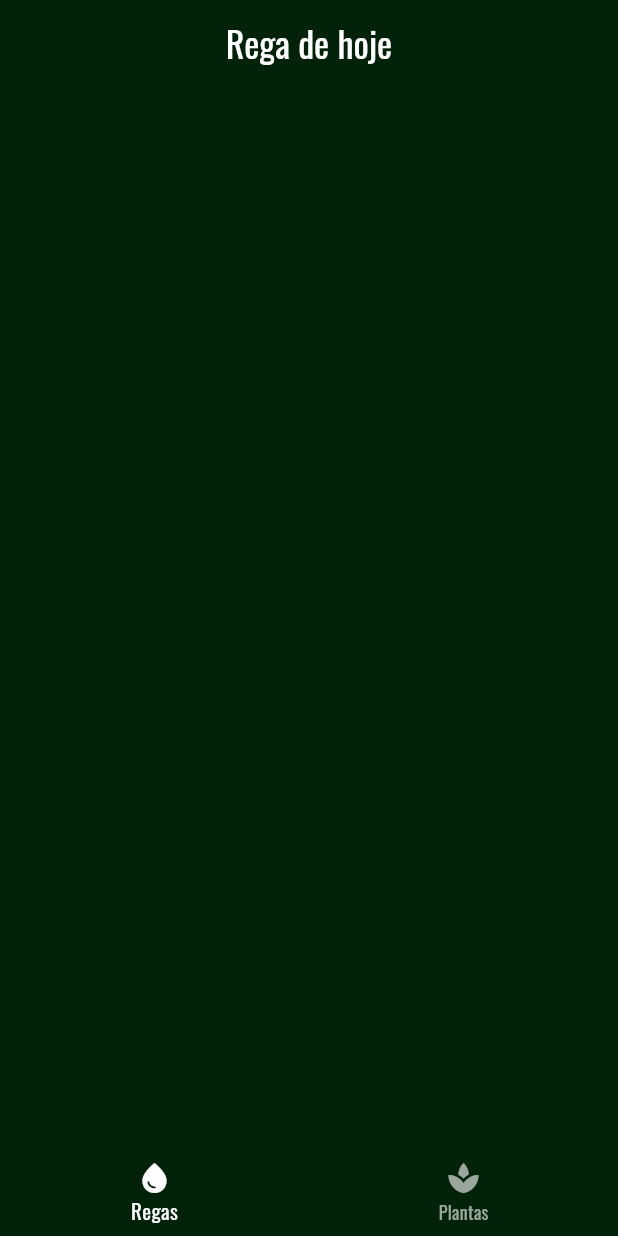
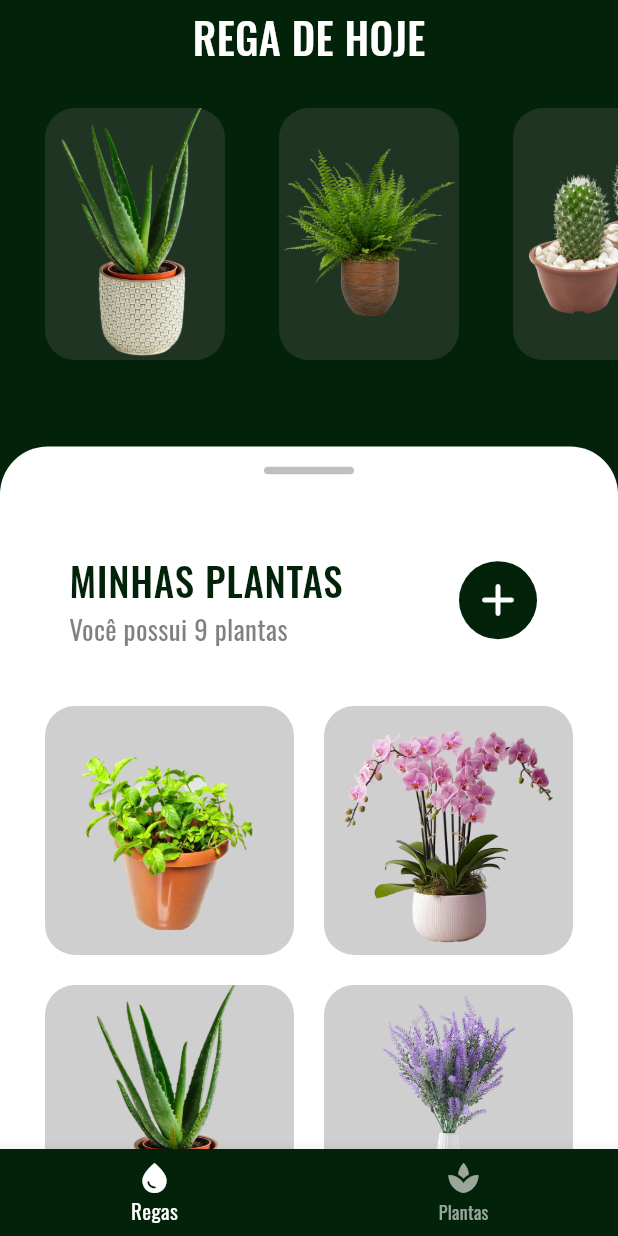
Before and after one commit to Rhogger/GreenPlace, a Flutter app: the screen it shows after launch, after a tap on "Entrar", on a phone screen of 412 x 824 dp. Run offline on Flutter 3.47's test engine with Material 3 defaults, Android fonts, the phone set to English and light mode, and no system bars; our stand-ins replace animated_text_kit, google_fonts.

Commit message:
:sparkles: feat: Implementado a tela de minhas plantas e regas diária

```diff
--- /dev/null
+++ b/lib/src/screens/irrigation/components/daily_irrigation_detail_appbar.dart
@@ -0,0 +1,101 @@
+import 'package:flutter/material.dart';
+import 'package:flutter/services.dart';
+import 'package:google_fonts/google_fonts.dart';
+
+import '../../../config/theme.dart';
+import '../../../screens/plants/components/plant_tile.dart';
+import '../../../config/app_data.dart';
+
+class DailyIrrigationDetailAppbar extends StatelessWidget {
+  const DailyIrrigationDetailAppbar({super.key});
+
+  @override
+  Widget build(BuildContext context) {
+    final size = MediaQuery.of(context).size;
+
+    return SliverAppBar(
+      systemOverlayStyle: const SystemUiOverlayStyle(
+        statusBarBrightness: Brightness.dark,
+      ),
+      expandedHeight: size.height / 2.5,
+      backgroundColor: Colors.white,
+      elevation: 0.0,
+      pinned: true,
+      stretch: true,
+      flexibleSpace: FlexibleSpaceBar(
+        background: Container(
+          decoration: BoxDecoration(
+            color: CustomColors.secondary,
+          ),
+          child: Container(
+            padding: const EdgeInsets.symmetric(
+                // horizontal: 30,
+                ),
+            child: Column(
+              crossAxisAlignment: CrossAxisAlignment.center,
+              children: [
+                Padding(
+                  padding: const EdgeInsets.symmetric(vertical: 4),
+                  child: SafeArea(
+                    child: Text(
+                      'Rega de hoje'.toUpperCase(),
+                      style: GoogleFonts.oswald(
+                        color: Colors.white,
+                        fontSize: 28,
+                        fontWeight: FontWeight.w500,
+                      ),
+                    ),
+                  ),
+                ),
+                Container(
+                  padding: const EdgeInsets.only(
+                    top: 24,
+                    bottom: 48,
+                  ),
+                  height: 240,
+                  child: ListView.separated(
+                    padding: const EdgeInsets.symmetric(
+                      horizontal: 30,
+                    ),
+                    itemBuilder: (_, index) => PlantTile(
+                      imageUrl: allPlantsList[index].imageUrl,
+                      tileBackground: Colors.white54,
+                    ),
+                    separatorBuilder: (_, index) => const SizedBox(
+                      height: 36,
+                      width: 36,
+                    ),
+                    itemCount: allPlantsList.length,
+                    scrollDirection: Axis.horizontal,
+                  ),
+                ),
+              ],
+            ),
+          ),
+        ),
+      ),
+      bottom: PreferredSize(
+        preferredSize: const Size.fromHeight(0.0),
+        child: Container(
+          height: 32.0,
+          alignment: Alignment.center,
+          decoration: const BoxDecoration(
+            color: Colors.white,
+            borderRadius: BorderRadius.only(
+              topLeft: Radius.circular(32.0),
+              topRight: Radius.circular(32.0),
+            ),
+          ),
+          child: Container(
+            width: 60.0,
+            height: 5.0,
+            decoration: BoxDecoration(
+              color: CustomColors.terciary.withOpacity(.4),
+              borderRadius: BorderRadius.circular(100.0),
+            ),
+          ),
+        ),
+      ),
+    );
+  }
+}
--- a/lib/src/screens/irrigation/irrigation_tab.dart
+++ b/lib/src/screens/irrigation/irrigation_tab.dart
@@ -1,22 +1,81 @@
 import 'package:flutter/material.dart';
 import 'package:google_fonts/google_fonts.dart';
+
+import '../../config/theme.dart';
+import '../../screens/irrigation/components/daily_irrigation_detail_appbar.dart';
+import '../../screens/plants/components/plant_tile.dart';
+import '../../config/app_data.dart';
 
 class IrrigationTab extends StatelessWidget {
   const IrrigationTab({super.key});
 
   @override
   Widget build(BuildContext context) {
+    // final size = MediaQuery.of(context).size;
+
     return Scaffold(
-      appBar: AppBar(
-        backgroundColor: Colors.transparent,
-        centerTitle: true,
-        title: Text(
-          'Rega de hoje',
-          style: GoogleFonts.oswald(
-            color: Colors.white,
-            fontSize: 24,
+      backgroundColor: Colors.white,
+      body: CustomScrollView(
+        slivers: <Widget>[
+          const DailyIrrigationDetailAppbar(),
+          SliverPadding(
+            padding: const EdgeInsets.only(
+              top: 30,
+              left: 30,
+              right: 30,
+            ),
+            sliver: SliverToBoxAdapter(
+              child: ListTile(
+                trailing: IconButton(
+                  iconSize: 36,
+                  icon: const Icon(Icons.add_rounded),
+                  onPressed: () {},
+                  style: ButtonStyle(
+                    backgroundColor: WidgetStatePropertyAll(
+                      CustomColors.secondary,
+                    ),
+                    iconColor: const WidgetStatePropertyAll(
+                      Colors.white,
+                    ),
+                    minimumSize: const WidgetStatePropertyAll(
+                      Size(20, 20),
+                    ),
+                  ),
+                ),
+                title: Text(
+                  'Minhas plantas'.toUpperCase(),
+                  style: GoogleFonts.oswald(
+                    color: CustomColors.secondary,
+                    fontSize: 26,
+                    fontWeight: FontWeight.w500,
+                  ),
+                ),
+                subtitle: Text(
+                  'Você possui ${myPlantsList.length} plantas',
+                  style: GoogleFonts.oswald(
+                    color: CustomColors.terciary.withOpacity(.8),
+                    fontSize: 18,
+                  ),
+                ),
+              ),
+            ),
           ),
-        ),
+          SliverPadding(
+            padding: const EdgeInsets.all(30),
+            sliver: SliverGrid.builder(
+              gridDelegate: const SliverGridDelegateWithFixedCrossAxisCount(
+                crossAxisSpacing: 20,
+                mainAxisSpacing: 20,
+                crossAxisCount: 2,
+              ),
+              itemBuilder: (context, index) => PlantTile(
+                imageUrl: myPlantsList[index].imageUrl,
+                tileBackground: CustomColors.secondary.withOpacity(.5),
+              ),
+              itemCount: myPlantsList.length,
+            ),
+          ),
+        ],
       ),
     );
   }
```
